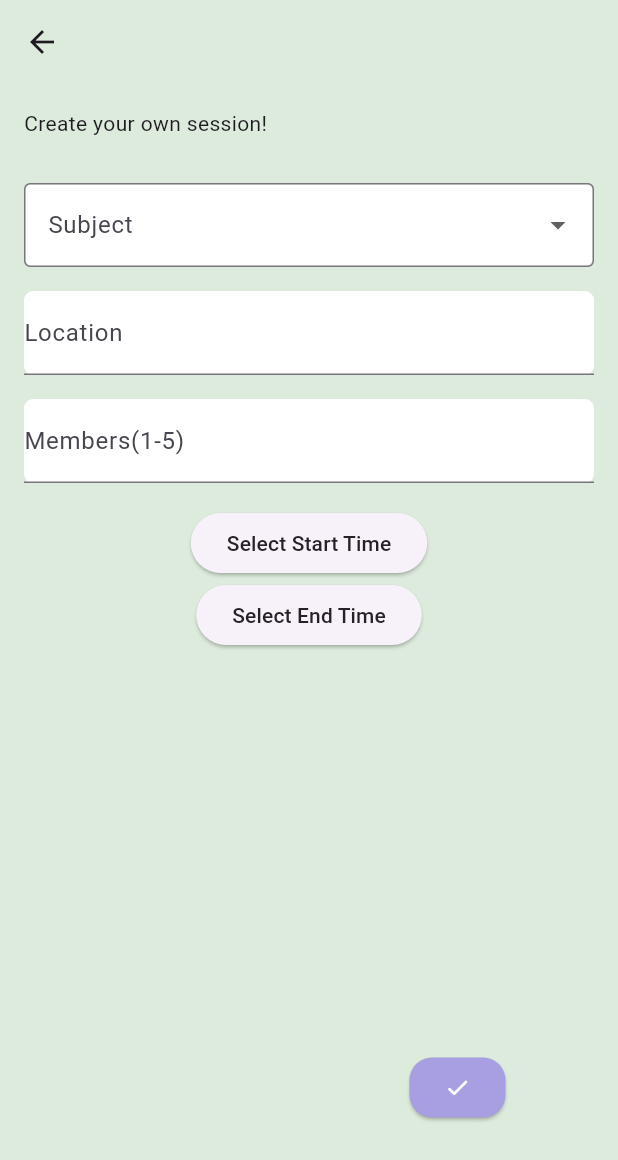
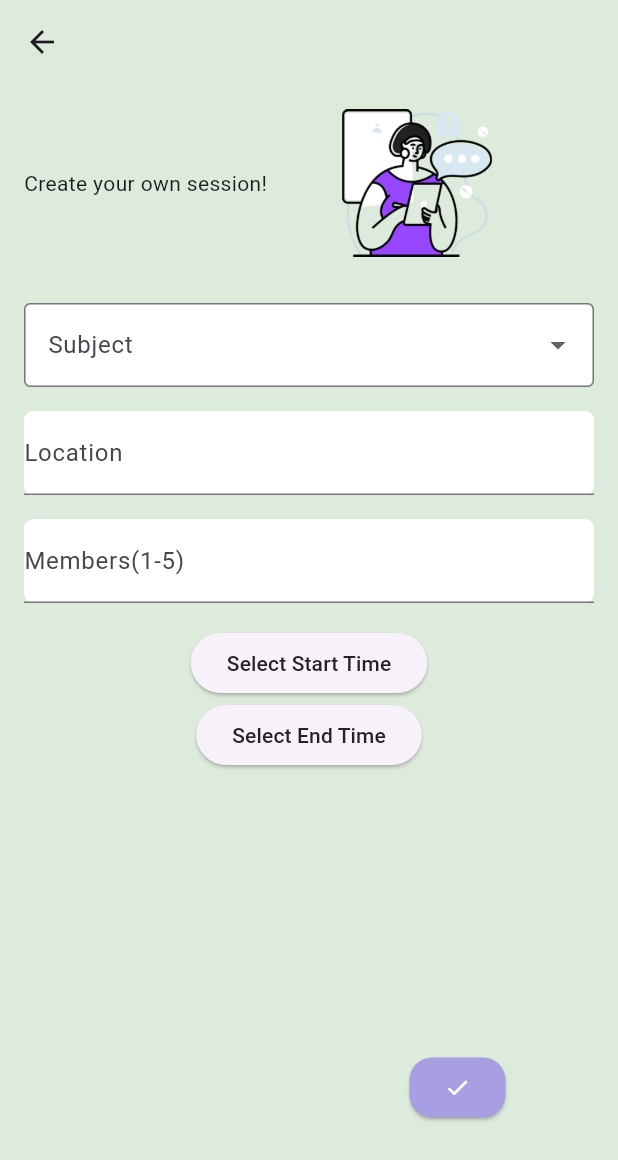
Before and after one commit to SabanMar/swm, a Flutter app: the StartSession screen opened directly, on a phone screen of 412 x 824 dp. Shown: the top 1160 px of the screen. Run offline on Flutter 3.47's test engine with Material 3 defaults, Android fonts, the phone set to English and light mode, and no system bars; our stand-ins replace audioplayers, file_picker, image_picker, permission_handler, shared_preferences; missing offline and left inert: maps_launcher; accounts and stored records are empty; network calls fail.

Commit message:
last commit

```diff
--- a/study_with_me/lib/start_session.dart
+++ b/study_with_me/lib/start_session.dart
@@ -131,7 +131,17 @@ class _StartSessionState extends State<StartSession> {
 
   @override
   Widget build(BuildContext context) {
-    return Scaffold(
+    return GestureDetector(
+      onScaleUpdate: (ScaleUpdateDetails details) {
+        // Check if two fingers are moving from left to right
+        if (details.scale == 1 && details.rotation == 0) {
+          if (details.horizontalScale > 1.0) {
+            // Two fingers moving from left to right
+            Navigator.pop(context);
+          }
+        }
+      },
+      child: Scaffold(
         appBar: AppBar(
           backgroundColor: const Color(0xFFDDEBDD),
         ),
@@ -142,7 +152,20 @@ class _StartSessionState extends State<StartSession> {
               child: Column(
                 crossAxisAlignment: CrossAxisAlignment.stretch,
                 children: [
+                  Row(
+                    children: [
                       Text('Create your own session!'),
+                      SizedBox(width: 50),
+                       Hero(
+                    tag: 'StartImage',
+                    child: Image.asset(
+                      'assets/images/start.png',
+                      width: 100,
+                      height: 100,
+                    ),
+                  ),
+                    ],
+                  ),
                   SizedBox(height: 30),
                   Container(
                     decoration: BoxDecoration(
@@ -269,6 +292,7 @@ class _StartSessionState extends State<StartSession> {
             ),
           ],
         ),
+      ),
     );
   }
 }
--- a/study_with_me/pubspec.yaml
+++ b/study_with_me/pubspec.yaml
@@ -25,6 +25,8 @@ dependencies:
   image_picker: ^1.0.7
   photo_view: ^0.14.0
   maps_launcher: ^2.2.0
+  just_audio: ^0.9.36
+  audioplayers: ^5.2.1
 
 
 dev_dependencies:
@@ -46,3 +48,5 @@ flutter:
   - assets/images/image1.png
   - assets/joyous_chime_notification.mp3
   - assets/images/search.png
+  - assets/images/start.png
+  - assets/images/archive.png
```
Also changed, not shown: study_with_me/lib/all_session_test.dart (+17 -4 lines), study_with_me/lib/history.dart (+27 -16 lines), study_with_me/lib/session_details_host.dart (+10 -8 lines), study_with_me/lib/session_details_member.dart (+19 -10 lines), study_with_me/assets/images/archive.png (added), study_with_me/assets/images/start.png (added), study_with_me/pubspec.lock, 6 other files. Lines whose indentation alone changed are shown as unchanged.
